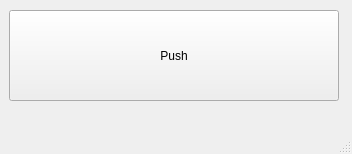
First picture: the form in Qt-6-Developing-Window-Applications-in-CPP/Chapter 13/QtJsonReadWrite/mainwindow.ui, repository Den-Git-CPP/Sketches_CPP_QT, before the edit.
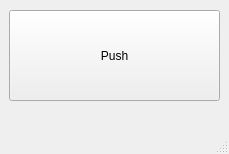
Second picture: the form after the edit.

```diff
--- a/Qt-6-Developing-Window-Applications-in-CPP/Chapter 13/QtJsonReadWrite/mainwindow.ui
+++ b/Qt-6-Developing-Window-Applications-in-CPP/Chapter 13/QtJsonReadWrite/mainwindow.ui
@@ -6,7 +6,7 @@
    <rect>
     <x>0</x>
     <y>0</y>
-    <width>352</width>
+    <width>229</width>
     <height>154</height>
    </rect>
   </property>
@@ -19,7 +19,7 @@
      <rect>
       <x>9</x>
       <y>10</y>
-      <width>330</width>
+      <width>211</width>
       <height>91</height>
      </rect>
     </property>
```
Left out of the diff: 4 changed lines with no effect on the pictures.
